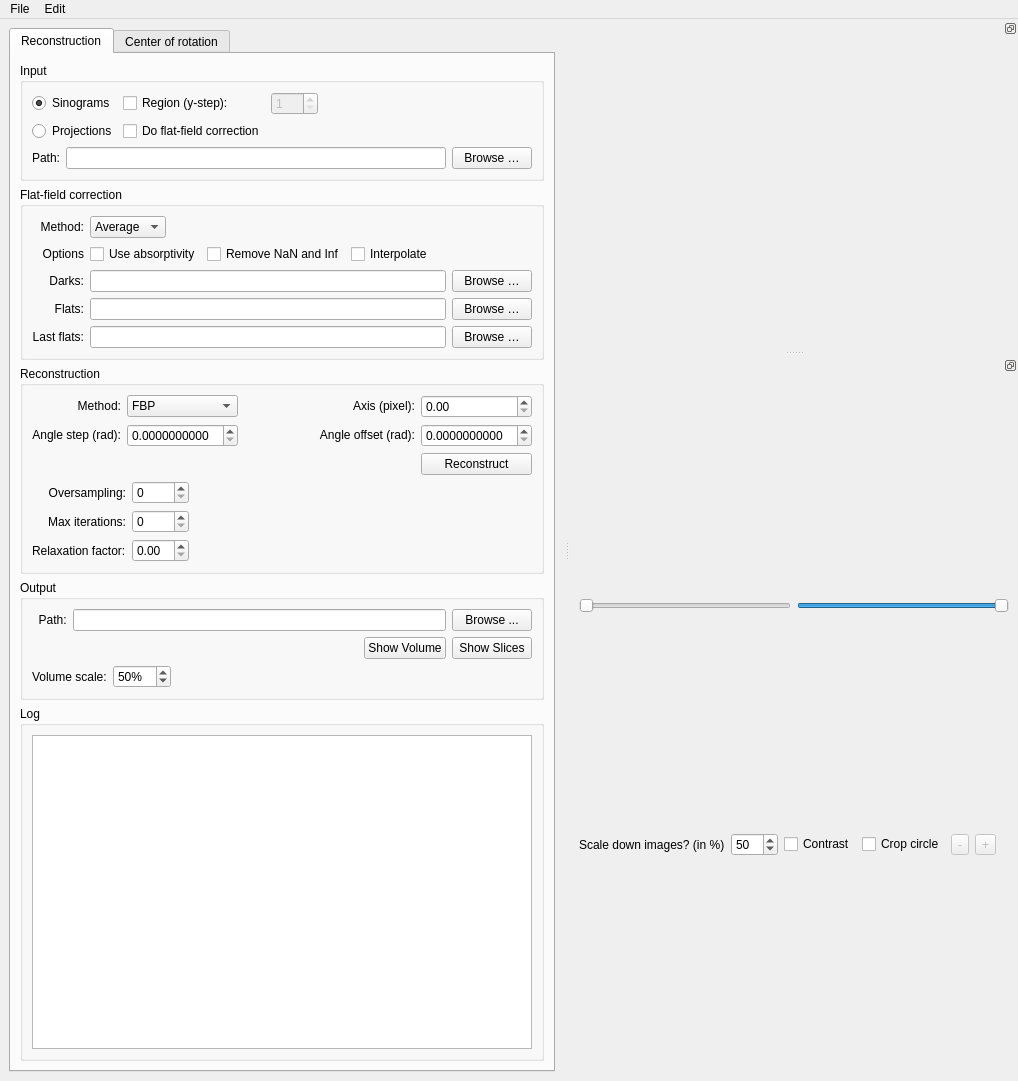
Qt form tofu/gui.ui (ufo-kit/tofu) before a commit.
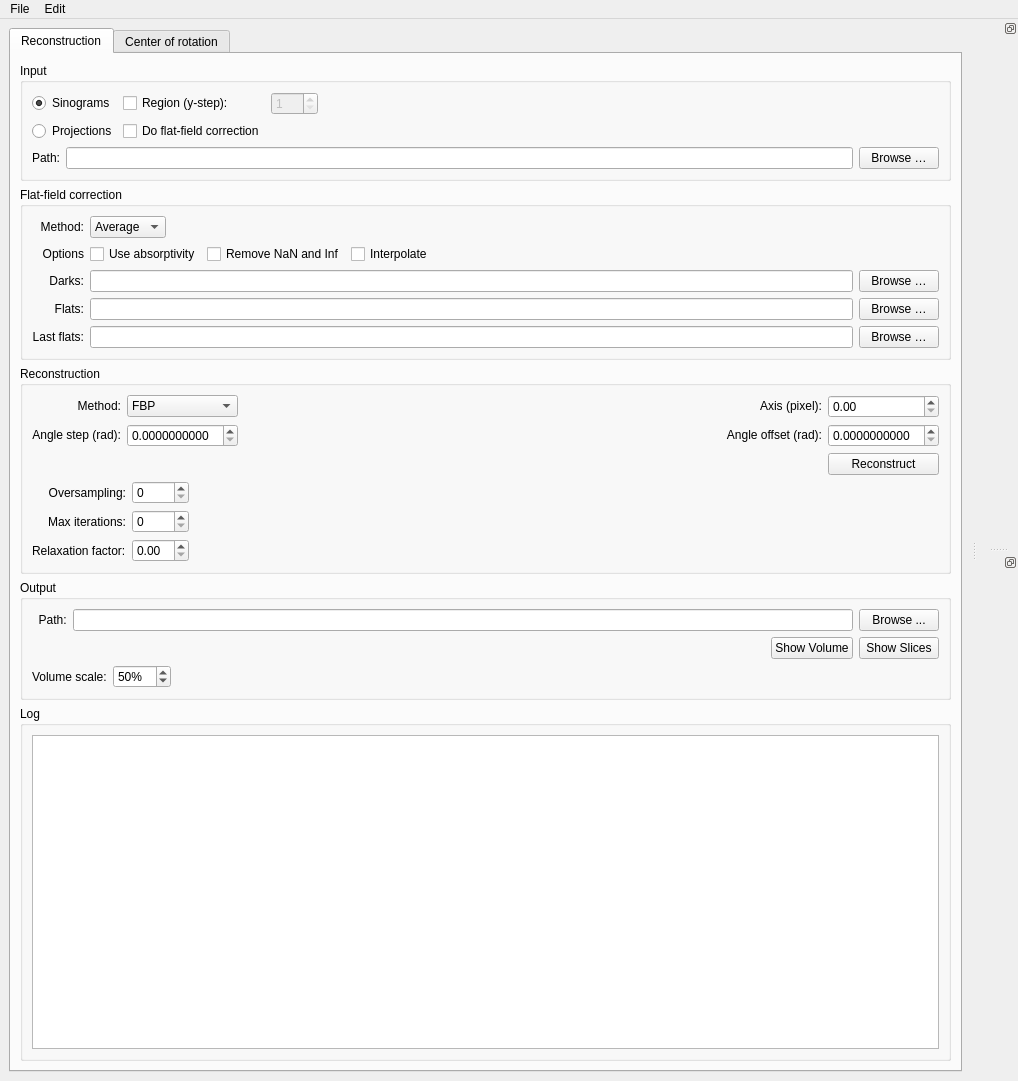
The same form after that commit.

Commit message: Replace volume viewer with custom widget

Diff of the .ui file:
```diff
--- a/tofu/gui.ui
+++ b/tofu/gui.ui
@@ -1357,166 +1357,7 @@
     <number>2</number>
    </attribute>
    <widget class="QWidget" name="dockWidgetContents_2">
-    <layout class="QVBoxLayout" name="verticalLayout_3">
-     <item>
-      <layout class="QGridLayout" name="volume_image"/>
-     </item>
-     <item>
-      <layout class="QGridLayout" name="volume_slider_layout">
-       <item row="0" column="0">
-        <widget class="QSlider" name="volume_min_slider">
-         <property name="maximum">
-          <number>255</number>
-         </property>
-         <property name="orientation">
-          <enum>Qt::Horizontal</enum>
-         </property>
-         <property name="invertedAppearance">
-          <bool>false</bool>
-         </property>
-        </widget>
-       </item>
-       <item row="0" column="1">
-        <widget class="QSlider" name="volume_max_slider">
-         <property name="maximum">
-          <number>255</number>
-         </property>
-         <property name="value">
-          <number>255</number>
-         </property>
-         <property name="orientation">
-          <enum>Qt::Horizontal</enum>
-         </property>
-         <property name="invertedAppearance">
-          <bool>false</bool>
-         </property>
-         <property name="invertedControls">
-          <bool>false</bool>
-         </property>
-         <property name="tickPosition">
-          <enum>QSlider::NoTicks</enum>
-         </property>
-         <property name="tickInterval">
-          <number>10</number>
-         </property>
-        </widget>
-       </item>
-      </layout>
-     </item>
-     <item>
-      <layout class="QGridLayout" name="gridLayout">
-       <item row="1" column="4">
-        <widget class="QToolButton" name="crop_less_button">
-         <property name="enabled">
-          <bool>false</bool>
-         </property>
-         <property name="text">
-          <string>-</string>
-         </property>
-         <property name="iconSize">
-          <size>
-           <width>20</width>
-           <height>20</height>
-          </size>
-         </property>
-        </widget>
-       </item>
-       <item row="1" column="0">
-        <widget class="QLabel" name="label_5">
-         <property name="sizePolicy">
-          <sizepolicy hsizetype="Fixed" vsizetype="Preferred">
-           <horstretch>0</horstretch>
-           <verstretch>0</verstretch>
-          </sizepolicy>
-         </property>
-         <property name="toolTip">
-          <string notr="true">&lt;html&gt;&lt;head/&gt;&lt;body&gt;&lt;p&gt;Scale down for a faster output.&lt;br/&gt;Total number of slices will be reduced automatically.&lt;/p&gt;&lt;/body&gt;&lt;/html&gt;</string>
-         </property>
-         <property name="text">
-          <string>Scale down images? (in %)</string>
-         </property>
-        </widget>
-       </item>
-       <item row="1" column="1">
-        <widget class="QSpinBox" name="percent_box2">
-         <property name="sizePolicy">
-          <sizepolicy hsizetype="Fixed" vsizetype="Fixed">
-           <horstretch>0</horstretch>
-           <verstretch>0</verstretch>
-          </sizepolicy>
-         </property>
-         <property name="toolTip">
-          <string notr="true">&lt;html&gt;&lt;head/&gt;&lt;body&gt;&lt;p&gt;Scale down for a faster output.&lt;br/&gt;Total number of slices will be reduced automatically.&lt;/p&gt;&lt;/body&gt;&lt;/html&gt;</string>
-         </property>
-         <property name="minimum">
-          <number>10</number>
-         </property>
-         <property name="maximum">
-          <number>100</number>
-         </property>
-         <property name="singleStep">
-          <number>5</number>
-         </property>
-         <property name="value">
-          <number>50</number>
-         </property>
-        </widget>
-       </item>
-       <item row="1" column="3">
-        <widget class="QCheckBox" name="crop_circle_box">
-         <property name="sizePolicy">
-          <sizepolicy hsizetype="Fixed" vsizetype="Fixed">
-           <horstretch>0</horstretch>
-           <verstretch>0</verstretch>
-          </sizepolicy>
-         </property>
-         <property name="text">
-          <string>Crop circle</string>
-         </property>
-        </widget>
-       </item>
-       <item row="1" column="5">
-        <widget class="QToolButton" name="crop_more_button">
-         <property name="enabled">
-          <bool>false</bool>
-         </property>
-         <property name="toolTip">
-          <string/>
-         </property>
-         <property name="text">
-          <string>+</string>
-         </property>
-         <property name="iconSize">
-          <size>
-           <width>20</width>
-           <height>20</height>
-          </size>
-         </property>
-        </widget>
-       </item>
-       <item row="1" column="2">
-        <widget class="QCheckBox" name="make_contrast_button">
-         <property name="sizePolicy">
-          <sizepolicy hsizetype="Fixed" vsizetype="Fixed">
-           <horstretch>0</horstretch>
-           <verstretch>0</verstretch>
-          </sizepolicy>
-         </property>
-         <property name="text">
-          <string>Contrast</string>
-         </property>
-        </widget>
-       </item>
-       <item row="1" column="6">
-        <widget class="QLabel" name="label_7">
-         <property name="text">
-          <string/>
-         </property>
-        </widget>
-       </item>
-      </layout>
-     </item>
-    </layout>
+    <layout class="QVBoxLayout" name="verticalLayout_3"/>
    </widget>
   </widget>
   <action name="actionOpen">
```
The commit also changes 1 other file.
